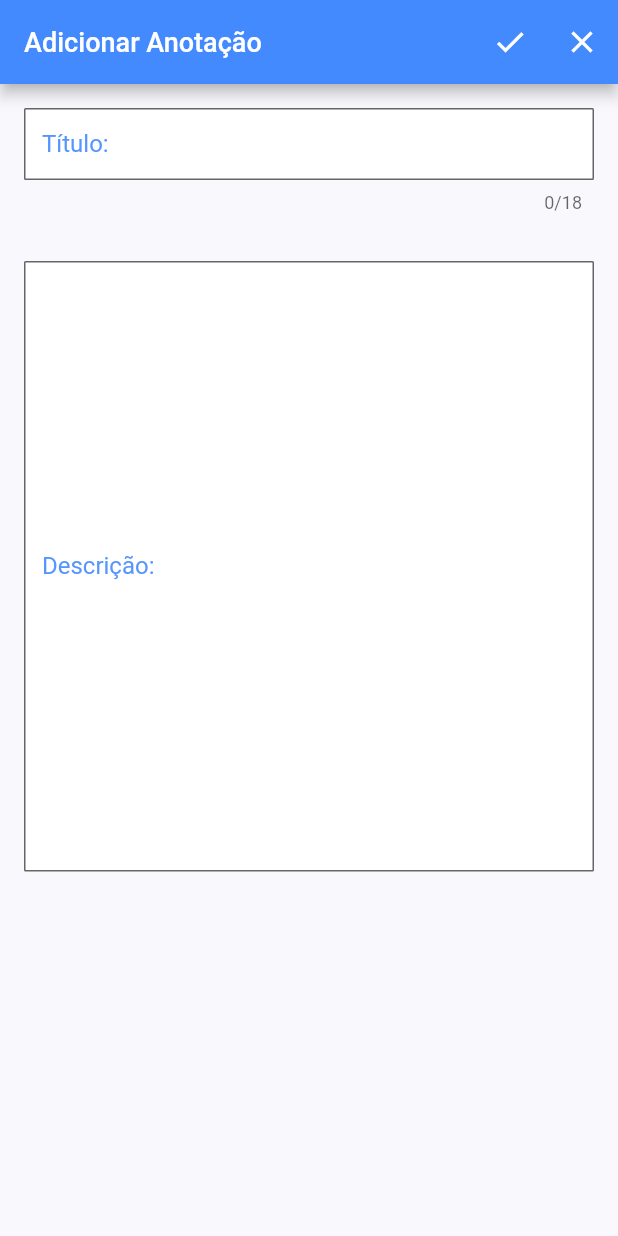
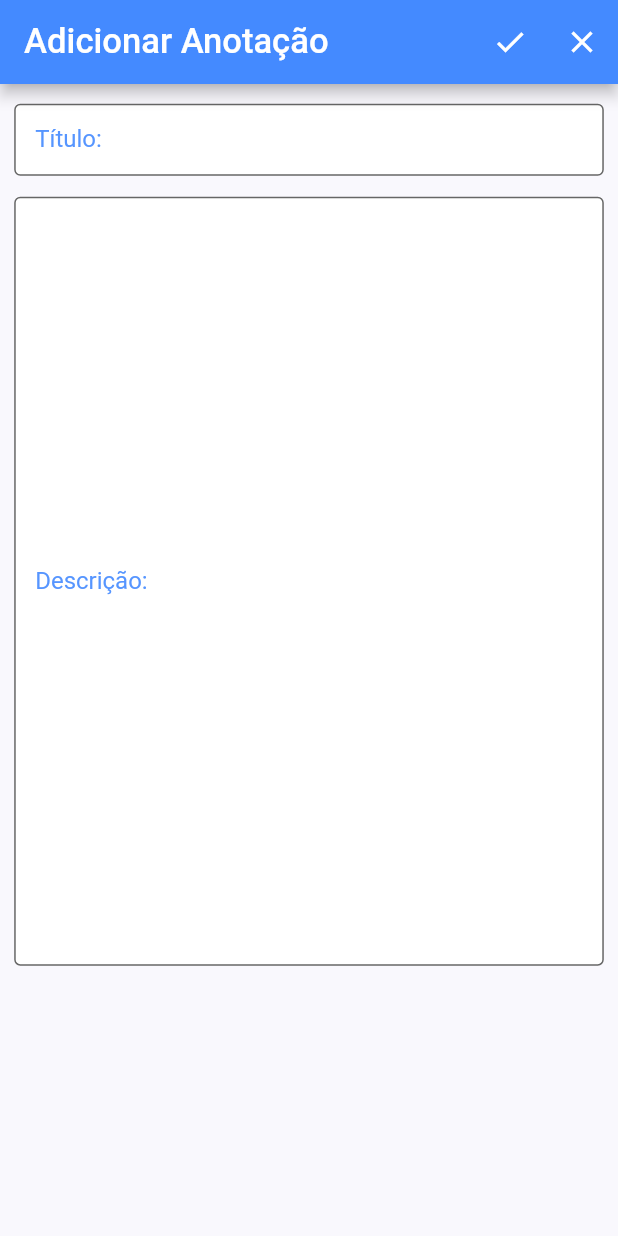
Before and after one commit to LucasSantus/Annotations, a Flutter app: the screen it shows after launch, after a tap on the "add" icon, on a phone screen of 412 x 824 dp. Run offline on Flutter 3.47's test engine with Material 2 defaults, Android fonts, the phone set to English and light mode, and no system bars; our stand-ins replace sqflite; accounts and stored records are empty.

Commit message:
implementado tela de cadastro:  - foi implementado o design da tela de cadastro da aplicação.

```diff
--- a/lib/constants.dart
+++ b/lib/constants.dart
@@ -1,4 +1,7 @@
 import 'package:flutter/material.dart';
+
+// Nome do Aplicativo.
+const String KNameAplication = "Annotations";
 
 // Cores para utilizar no aplicativo.
 const KPrimaryColor = Colors.blueAccent;
@@ -8,6 +11,3 @@ const kTextColor = Color(0xFF3C4046);
 const KIconColor = Colors.white12;
 
 const kBackgroundColor = Color(0xFFF9F8FD);
-
-// Valor de Padding para utilizar no aplicativo.
-const double kDefaultPadding = 20.0;
--- a/lib/screens/home_screen.dart
+++ b/lib/screens/home_screen.dart
@@ -107,8 +107,8 @@ class _HomeScreenState extends State<HomeScreen> {
               title: Text(
                 "$_stateTitulo",
                 style: TextStyle(
-                  color: Colors.white, //KPrimaryColor.withOpacity(0.8)
-                  fontSize: 18,
+                  color: Colors.white,
+                  fontSize: size.height*0.028, //18
                 ),
               ),
               actions: <Widget>[
@@ -142,12 +142,15 @@ class _HomeScreenState extends State<HomeScreen> {
                   mainAxisSize: MainAxisSize.min,
                   children: <Widget>[
                     Padding(
-                      padding: EdgeInsets.only(top: 16, bottom: 16, left: 16, right: 16),
+                      padding: EdgeInsets.only(top: size.height*0.016, bottom: size.height*0.017, left: size.width*0.023, right: size.width*0.023),
                       child: TextFormField(
-                        maxLength: 18,
+                        //maxLength: 18,
                         controller: _tituloController,
                         decoration: InputDecoration(
-                          contentPadding: EdgeInsets.only(top: 12, bottom: 8, left: 12, right: 8),
+                          contentPadding: EdgeInsets.only(top: size.height*0.019,
+                                                          bottom: size.height*0.013,
+                                                          left: size.width*0.034,
+                                                          right: size.width*0.023),
                           labelText: "Título:",
                           labelStyle: TextStyle(
                             color: KPrimaryColor.withOpacity(0.9),
@@ -157,7 +160,7 @@ class _HomeScreenState extends State<HomeScreen> {
                             color: KPrimaryColor.withOpacity(0.3),
                           ),
                           border: OutlineInputBorder(
-                            borderRadius: BorderRadius.circular(1),
+                            borderRadius: BorderRadius.circular(4),
                           ),
                           filled: true,
                           fillColor: Colors.white,
@@ -166,19 +169,19 @@ class _HomeScreenState extends State<HomeScreen> {
                         // ignore: missing_return
                         validator: (valor){
                           if(valor.isEmpty) return "Campo Obrigatório!";
-                          if(valor.length > 18) return "Max: 18 Letras!";
+                          //if(valor.length > 18) return "Max: 18 Letras!";
                           return null;
                         },
                       ),
                     ),
 
                     Padding(
-                      padding: EdgeInsets.only(top: 16, bottom: 16, left: 16, right: 16),
+                      padding: EdgeInsets.only(bottom: size.height*0.013, left: size.width*0.023, right: size.width*0.023),
                       child: TextFormField(
-                        maxLines: 5,
+                        //maxLines: 14,
                         controller: _descricaoController,
                         decoration: InputDecoration(
-                          contentPadding: EdgeInsets.only(top: 12, bottom: 300, left: 12, right: 2),
+                          contentPadding: EdgeInsets.only(top: size.height*0.019, bottom: size.height*0.58, left: size.width*0.034, right: size.width*0.01),
                           labelText: "Descrição:",
                           labelStyle: TextStyle(
                             color: KPrimaryColor.withOpacity(0.9),
@@ -188,7 +191,7 @@ class _HomeScreenState extends State<HomeScreen> {
                             color: KPrimaryColor.withOpacity(0.3),
                           ),
                           border: OutlineInputBorder(
-                            borderRadius: BorderRadius.circular(1),
+                            borderRadius: BorderRadius.circular(4),
                           ),
                           filled: true,
                           fillColor: Colors.white,
@@ -491,7 +494,7 @@ class _HomeScreenState extends State<HomeScreen> {
     return Scaffold(
       appBar: AppBar(
         title: Text(
-          "Annotations",
+          "$KNameAplication",
           style: TextStyle(
             fontSize: size.height * 0.031,
             color: Colors.white,
```
